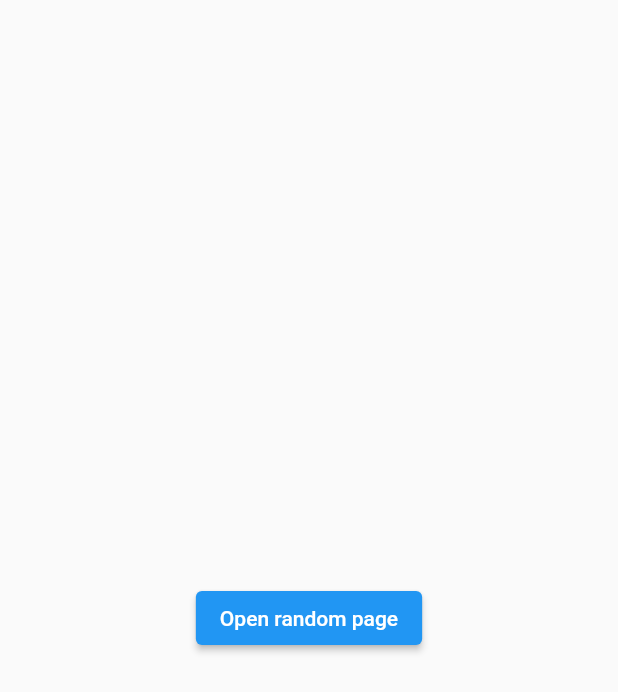
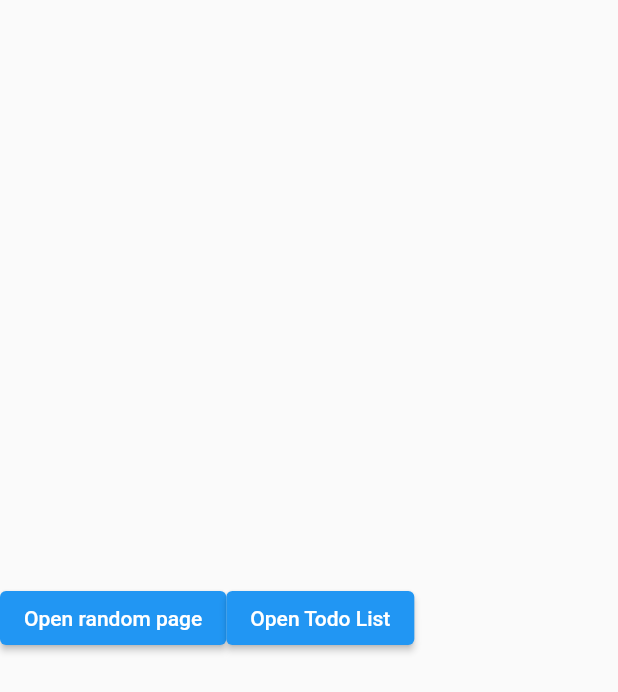
Before and after one commit to holybiber/route_playground, a Flutter app: the screen it shows after launch, on a phone screen of 412 x 824 dp. Shown: the top 692 px of the screen. Run offline on Flutter 3.47's test engine with Material 2 defaults, Android fonts, the light colour scheme and no system bars.

Commit message:
Add todo list
Using anonymous routes: not really nice solution

```diff
--- a/lib/main.dart
+++ b/lib/main.dart
@@ -14,11 +14,17 @@ class HomePage extends StatelessWidget {
   Widget build(BuildContext context) {
     return Scaffold(
       body: Center(
-          child: ElevatedButton(
-        onPressed: () async =>
-            await Navigator.of(context).pushNamed(randomRouteName),
-        child: const Text('Open random page'),
-      )),
+          child: Row(children: [
+        ElevatedButton(
+          onPressed: () async =>
+              await Navigator.of(context).pushNamed(randomRouteName),
+          child: const Text('Open random page'),
+        ),
+        ElevatedButton(
+            onPressed: () async =>
+                await Navigator.of(context).pushNamed(todoRouteName),
+            child: const Text('Open Todo List'))
+      ])),
     );
   }
 }
--- a/lib/routes.dart
+++ b/lib/routes.dart
@@ -1,9 +1,11 @@
 import 'package:flutter/material.dart';
 
 import 'main.dart';
+import 'todo.dart';
 
 const homeRouteName = '/';
 const randomRouteName = '/random_page';
+const todoRouteName = '/todo';
 
 Route<Object?> generateRoutes(RouteSettings settings) {
   switch (settings.name) {
@@ -15,6 +17,10 @@ Route<Object?> generateRoutes(RouteSettings settings) {
       return MaterialPageRoute<void>(
         builder: (_) => const RandomPage(),
       );
+    case todoRouteName:
+      return MaterialPageRoute<void>(
+        builder: (_) => const TodoPage(),
+      );
     default:
       return MaterialPageRoute<void>(
         builder: (_) => const ErrorPage(),
```
Also changed, not shown: lib/todo.dart (added, +69 -0 lines).
